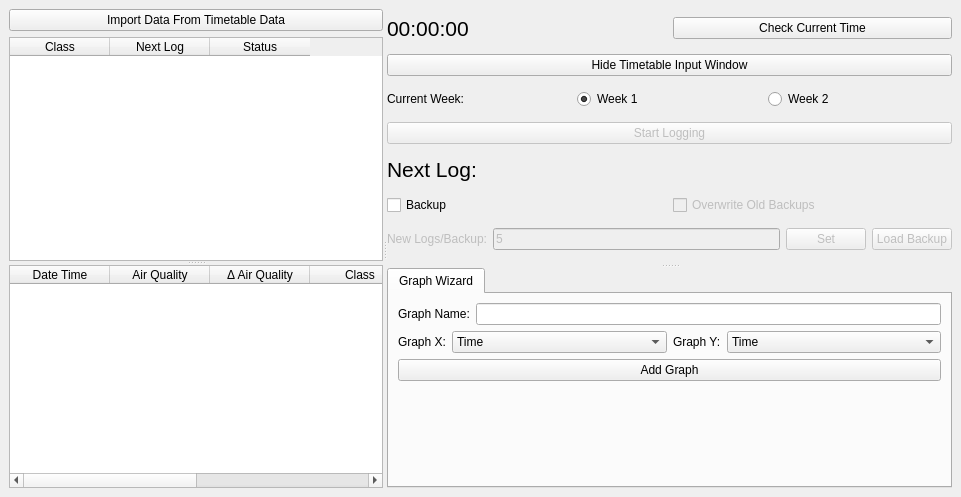
This is loggingwindow.ui in yobson/Smell-Detector as Qt 5 draws it before an edit. The edited form follows.
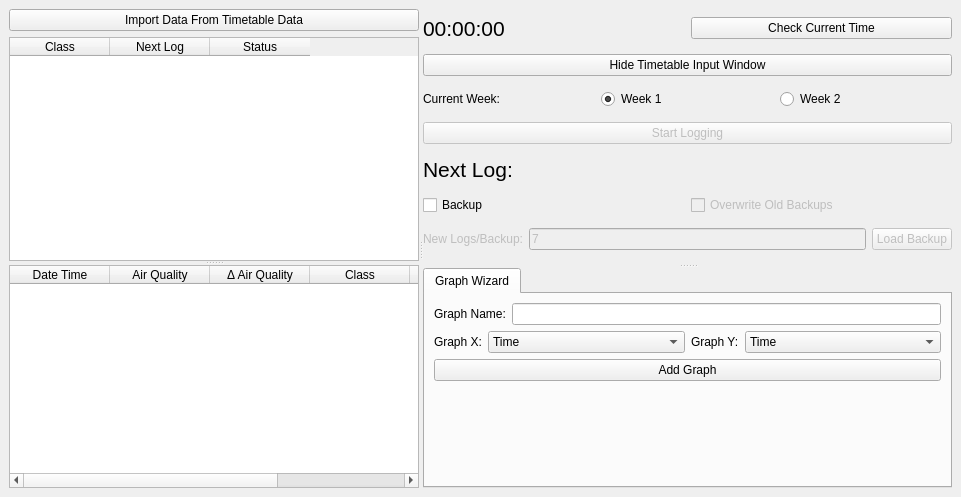
This is the edited form.

What changed in the file:
```diff
--- a/loggingwindow.ui
+++ b/loggingwindow.ui
@@ -242,17 +242,7 @@
               </sizepolicy>
              </property>
              <property name="text">
-              <string>5</string>
-             </property>
-            </widget>
-           </item>
-           <item>
-            <widget class="QPushButton" name="setBackupFrequency">
-             <property name="enabled">
-              <bool>false</bool>
-             </property>
-             <property name="text">
-              <string>Set</string>
+              <string>7</string>
              </property>
             </widget>
            </item>
```
